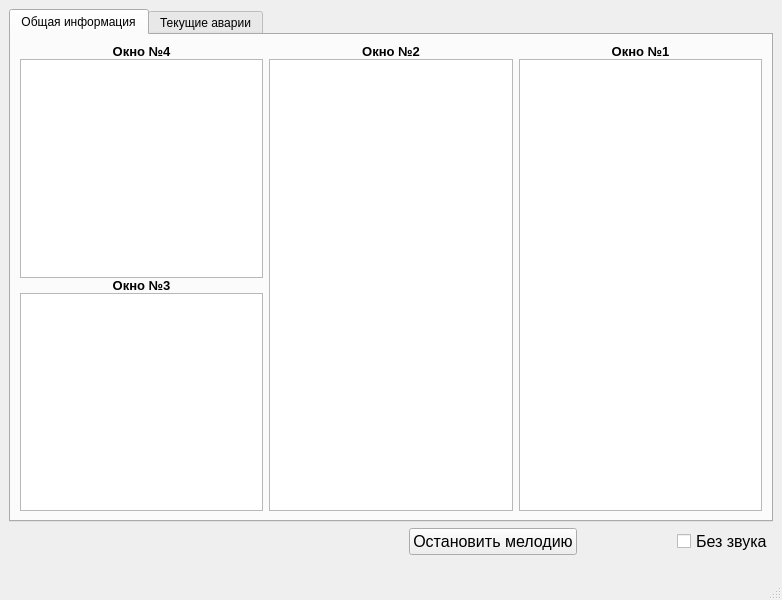
First picture: the form in SecondWindow4.ui, repository Ivond/Application, before the edit.
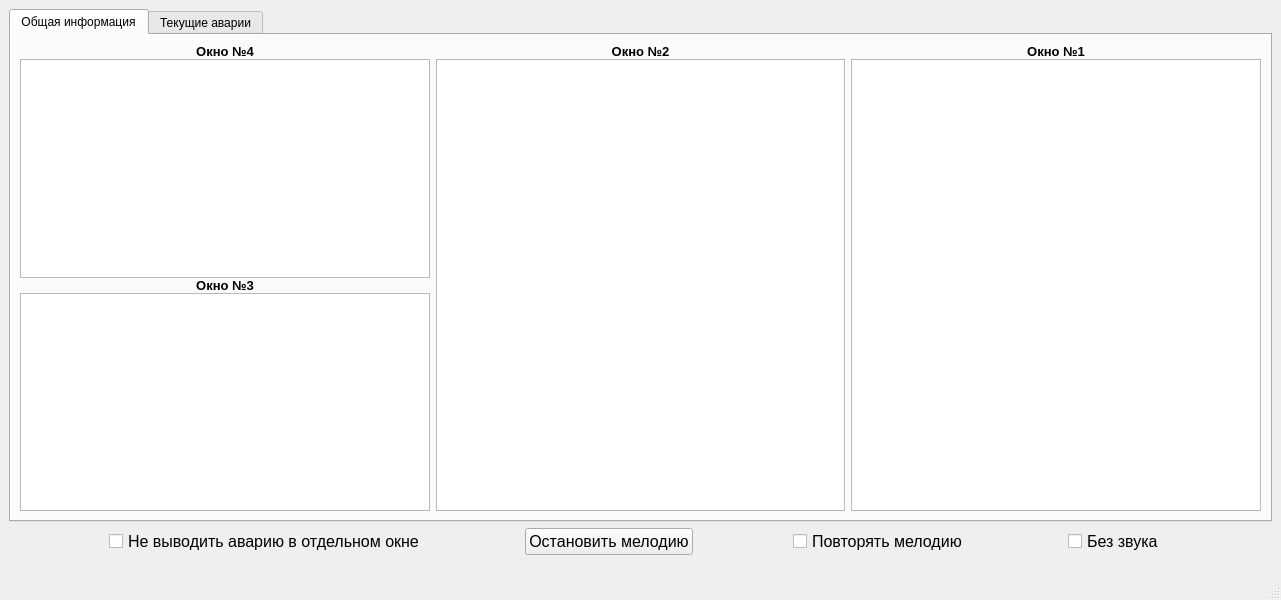
Second picture: the form after the edit.

Patch:
```diff
--- a/SecondWindow4.ui
+++ b/SecondWindow4.ui
@@ -6,7 +6,7 @@
    <rect>
     <x>0</x>
     <y>0</y>
-    <width>695</width>
+    <width>1281</width>
     <height>600</height>
    </rect>
   </property>
@@ -243,11 +243,25 @@
        <number>100</number>
       </property>
       <property name="leftMargin">
-       <number>400</number>
+       <number>100</number>
       </property>
       <property name="rightMargin">
-       <number>0</number>
+       <number>50</number>
       </property>
+      <item>
+       <widget class="QCheckBox" name="Hidden_message_check_box">
+        <property name="font">
+         <font>
+          <pointsize>12</pointsize>
+          <weight>50</weight>
+          <bold>false</bold>
+         </font>
+        </property>
+        <property name="text">
+         <string>Не выводить аварию в отдельном окне</string>
+        </property>
+       </widget>
+      </item>
       <item>
        <widget class="QPushButton" name="switch_off_sound_btn">
         <property name="maximumSize">
@@ -268,6 +282,18 @@
         </property>
        </widget>
       </item>
+      <item>
+       <widget class="QCheckBox" name="repeat_sound">
+        <property name="font">
+         <font>
+          <pointsize>12</pointsize>
+         </font>
+        </property>
+        <property name="text">
+         <string>Повторять мелодию</string>
+        </property>
+       </widget>
+      </item>
       <item>
        <widget class="QCheckBox" name="checkSound">
         <property name="font">
```
Left out of the diff: 2 changed lines with no effect on the pictures.
